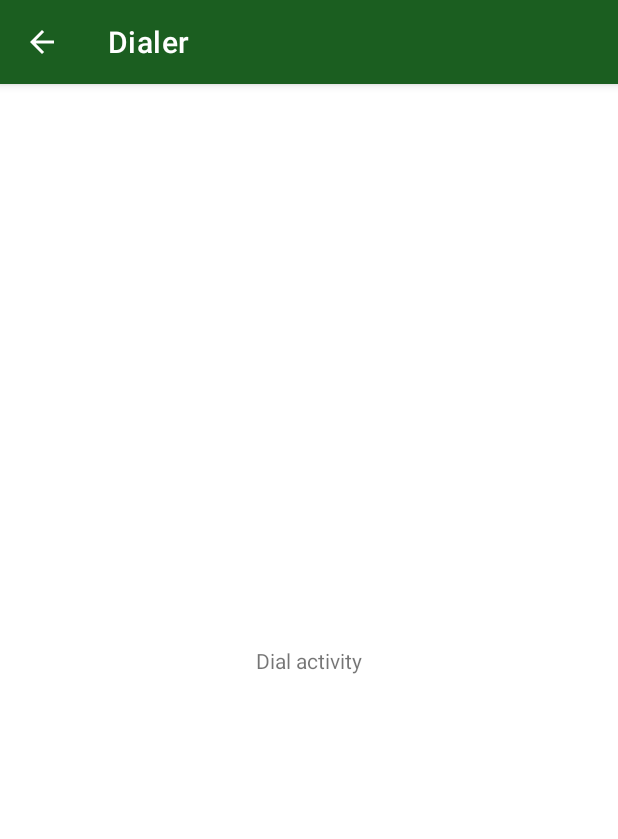
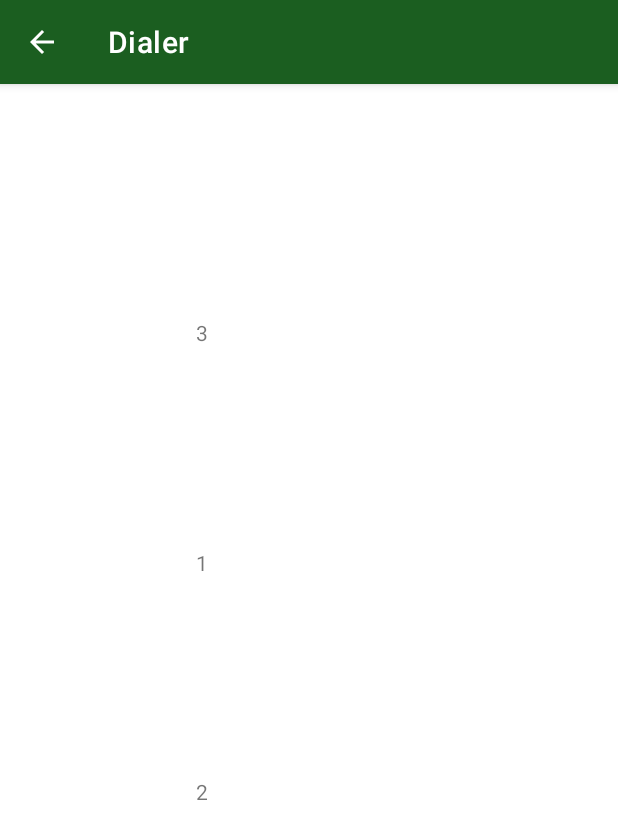
Before and after one commit to MarcusRoos/AndroidJava, an Android app: the DialActivity screen opened directly, with no data from a screen before it, on a phone screen of 412 x 824 dp. Shown: the top 839 px of the screen. Run offline under Robolectric (Android 15) with nearby library versions, the phone set to English and light mode, and no system bars; 1 statement that could not run was skipped.

Commit message:
Getting somewhere

```diff
--- a/app/src/main/java/se/miun/maro1904/dt031/dialer/DialActivity.java
+++ b/app/src/main/java/se/miun/maro1904/dt031/dialer/DialActivity.java
@@ -4,8 +4,9 @@ import androidx.appcompat.app.AppCompatActivity;
 
 import android.os.Bundle;
 
+
+
 public class DialActivity extends AppCompatActivity {
-
     @Override
     protected void onCreate(Bundle savedInstanceState) {
         super.onCreate(savedInstanceState);
--- /dev/null
+++ b/app/src/main/java/se/miun/maro1904/dt031/dialer/DialpadButton.java
@@ -0,0 +1,68 @@
+package se.miun.maro1904.dt031.dialer;
+
+import android.annotation.SuppressLint;
+import android.content.Context;
+import android.content.res.TypedArray;
+import android.graphics.Canvas;
+import android.graphics.Paint;
+import android.util.AttributeSet;
+import android.widget.LinearLayout;
+import android.widget.TextView;
+
+import androidx.annotation.StyleableRes;
+
+class DialpadButton extends LinearLayout {
+    String aTitle;
+    String aMessage;
+    TextView title;
+    TextView message;
+    public DialpadButton(Context context, AttributeSet attrs) {
+        super(context, attrs);
+        init(context, attrs);
+        setWillNotDraw(false);
+    }
+
+    private void init(Context context, AttributeSet attrs) {
+        inflate(context, R.layout.dialpad_button, this);
+        TypedArray typedArray = context.getTheme().obtainStyledAttributes(attrs,
+                R.styleable.DialpadButton, 0, 0);
+        aTitle = typedArray.getString(R.styleable.DialpadButton_title);
+        aMessage = typedArray.getString(R.styleable.DialpadButton_message);
+        typedArray.recycle();
+        title = new TextView(context);
+        message = new TextView(context);
+        LayoutParams params = new LinearLayout.LayoutParams(LayoutParams.MATCH_PARENT,LayoutParams.WRAP_CONTENT);
+        title.setLayoutParams(params);
+        message.setLayoutParams(params);
+        addView(title);
+        addView(message);
+    }
+
+
+    public String getTitle() {
+        return aTitle;
+    }
+
+
+    public String getMessage() {
+        return aMessage;
+    }
+
+    public void setTitle(String tmp) {
+        aTitle = tmp;
+        requestLayout();
+    }
+
+    public void setMessage(String tmp) {
+        aMessage = tmp;
+        requestLayout();
+    }
+
+    @SuppressLint("DrawAllocation")
+    @Override
+    protected void onDraw(Canvas canvas) {
+        title.setText(aTitle);
+        message.setText(aMessage);
+    }
+
+}
--- a/app/src/main/res/layout/activity_dial.xml
+++ b/app/src/main/res/layout/activity_dial.xml
@@ -6,13 +6,43 @@
     android:layout_height="match_parent"
     tools:context=".DialActivity">
 
-    <TextView
-        android:id="@+id/DialActivity"
-        android:layout_width="wrap_content"
-        android:layout_height="wrap_content"
-        android:text="@string/dial_activity"
+    <se.miun.maro1904.dt031.dialer.DialpadButton
+        android:id="@+id/dialpadbutton1"
+        android:layout_width="150dp"
+        android:layout_height="150dp"
+        android:textColor="#4689C8"
+        app:layout_constraintBottom_toTopOf="@+id/dialpadbutton2"
+        app:layout_constraintEnd_toEndOf="parent"
+        app:layout_constraintHorizontal_bias="0.498"
+        app:layout_constraintStart_toStartOf="parent"
+        app:layout_constraintTop_toBottomOf="@+id/dialpadbutton3"
+        app:message="ABC"
+        app:title="1" />
+
+    <se.miun.maro1904.dt031.dialer.DialpadButton
+        android:id="@+id/dialpadbutton2"
+        android:layout_width="150dp"
+        android:layout_height="150dp"
+        android:textColor="#4989C2"
         app:layout_constraintBottom_toBottomOf="parent"
         app:layout_constraintEnd_toEndOf="parent"
+        app:layout_constraintHorizontal_bias="0.498"
         app:layout_constraintStart_toStartOf="parent"
-        app:layout_constraintTop_toTopOf="parent" />
+        app:layout_constraintTop_toBottomOf="@+id/dialpadbutton3"
+        app:message="DEF"
+        app:title="2" />
+
+    <se.miun.maro1904.dt031.dialer.DialpadButton
+        android:id="@+id/dialpadbutton3"
+        android:layout_width="150dp"
+        android:layout_height="150dp"
+        android:textColor="#5689C8"
+        app:layout_constraintBottom_toTopOf="@+id/dialpadbutton2"
+        app:layout_constraintEnd_toEndOf="parent"
+        app:layout_constraintHorizontal_bias="0.498"
+        app:layout_constraintStart_toStartOf="parent"
+        app:layout_constraintTop_toTopOf="parent"
+        app:message="GHI"
+        app:title="3" />
+
 </androidx.constraintlayout.widget.ConstraintLayout>
--- a/app/src/main/res/layout/activity_main.xml
+++ b/app/src/main/res/layout/activity_main.xml
@@ -2,6 +2,7 @@
 <androidx.constraintlayout.widget.ConstraintLayout xmlns:android="http://schemas.android.com/apk/res/android"
     xmlns:app="http://schemas.android.com/apk/res-auto"
     xmlns:tools="http://schemas.android.com/tools"
+    xmlns:custom="http://schemas.android.com/apk/res-auto"
     android:layout_width="match_parent"
     android:layout_height="match_parent"
     tools:context=".MainActivity">
--- /dev/null
+++ b/app/src/main/res/values/attrs.xml
@@ -0,0 +1,8 @@
+<?xml version="1.0" encoding="utf-8"?>
+<resources>
+    <declare-styleable name="DialpadButton">
+        <attr name="dialpadColor" format="color" />
+        <attr name="title" format="string"/>
+        <attr name="message" format="string"/>
+    </declare-styleable>
+</resources>
```
